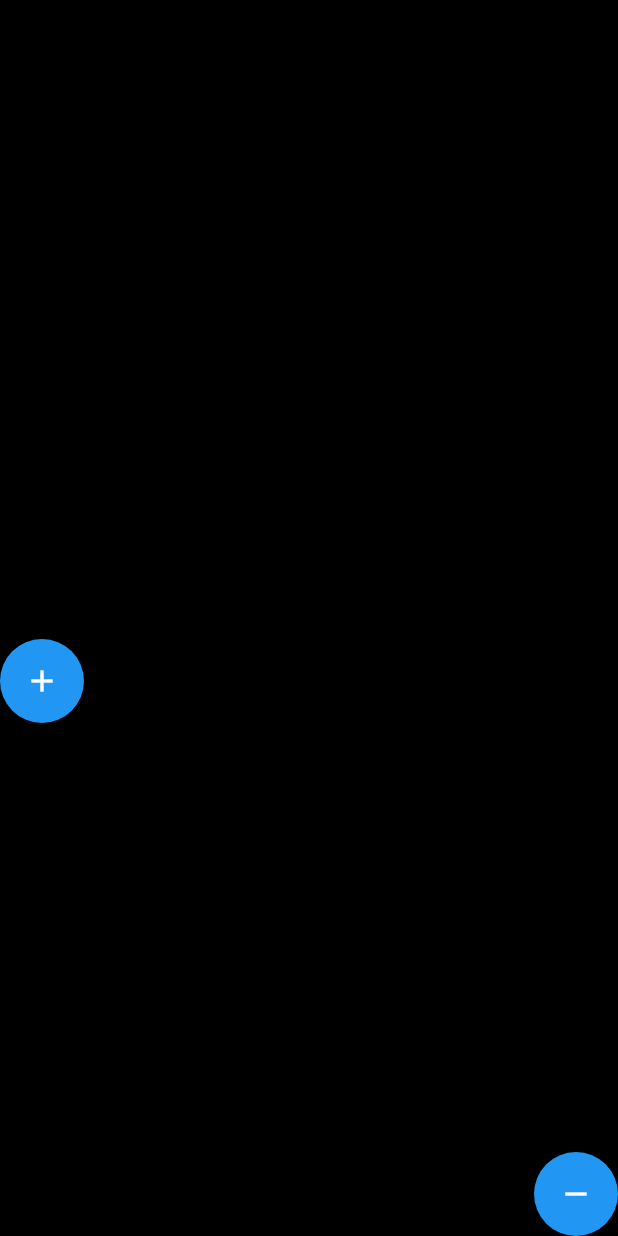
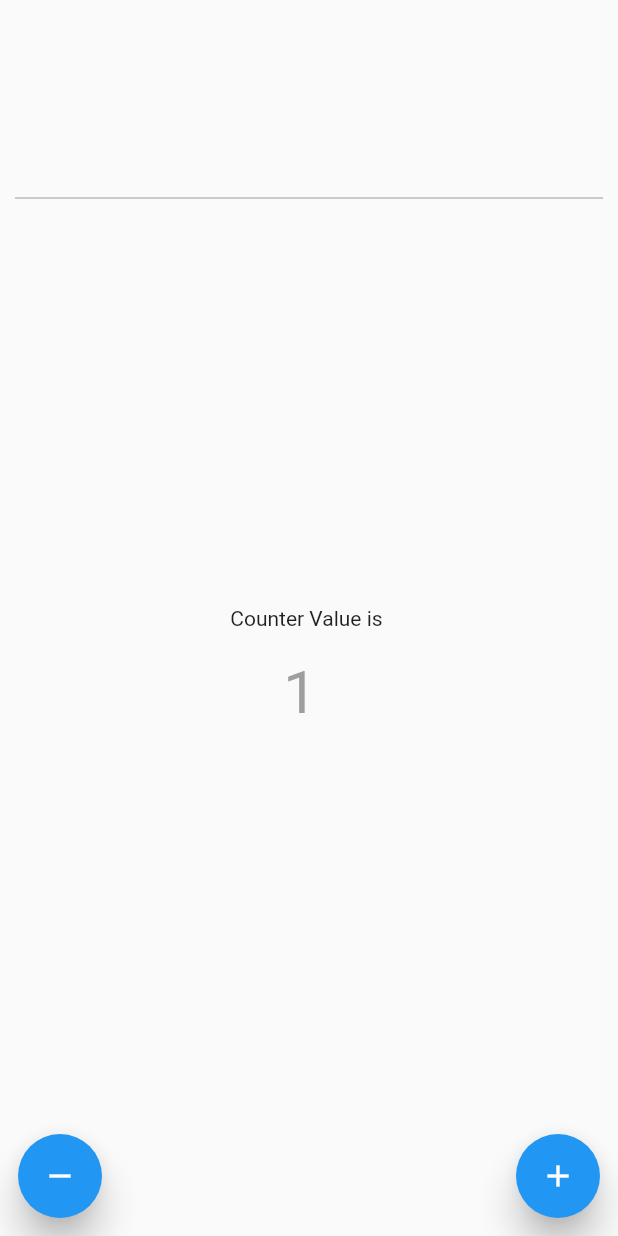
Before and after one commit to INTERNS-LXI-TECHNOLOGIES/Flutter-Workshop, a Flutter app: the screen it shows after launch, on a phone screen of 412 x 824 dp. Run offline on Flutter 3.47's test engine with Material 2 defaults, Android fonts, the phone set to English and light mode, and no system bars.

Commit message:
http://jira.bytatech.com:8080/browse/IN-16799

```diff
--- a/coundown_timer/lib/decrement_counter.dart
+++ /dev/null
@@ -1,33 +0,0 @@
-import 'package:flutter/material.dart';
-
-class DecrementCounter extends StatefulWidget {
-  const DecrementCounter({Key? key}) : super(key: key);
-
-  @override
-  _DecrementCounterState createState() => _DecrementCounterState();
-}
-
-class _DecrementCounterState extends State<DecrementCounter> {
-  int _counter = 2;
-
-  void _decrementCounter() {
-    setState(() {
-      print(_counter);
-      if (_counter < 0) {
-        print(0);
-      } else {
-        _counter = _counter * 2 - _counter;
-      }
-    });
-  }
-
-  @override
-  Widget build(BuildContext context) {
-    return Container(
-      child: FloatingActionButton(
-        onPressed: _decrementCounter,
-        child: Icon(Icons.remove),
-      ),
-    );
-  }
-}
--- a/coundown_timer/lib/increment_counter.dart
+++ /dev/null
@@ -1,30 +0,0 @@
-import 'package:flutter/material.dart';
-
-class IncrementCounter extends StatefulWidget {
-  const IncrementCounter({Key? key}) : super(key: key);
-
-  @override
-  _IncrementCounterState createState() => _IncrementCounterState();
-}
-
-class _IncrementCounterState extends State<IncrementCounter> {
-  int _counter = 2;
-
-  void _incrementCounter(context) {
-    setState(() {
-      print(_counter);
-      _counter = _counter * 2;
-    });
-  }
-
-  @override
-  Widget build(BuildContext context) {
-    return Container(
-      height: 740,
-      child: FloatingActionButton(
-        onPressed: _incrementCounter,
-        child: Icon(Icons.add),
-      ),
-    );
-  }
-}
--- a/coundown_timer/lib/myapp.dart
+++ /dev/null
@@ -1,36 +0,0 @@
-import 'package:coundown_timer/decrement_counter.dart';
-import 'package:coundown_timer/increment_counter.dart';
-import 'package:flutter/material.dart';
-
-class MyApp extends StatelessWidget {
-  @override
-  Widget build(BuildContext context) {
-    return MaterialApp(
-      debugShowCheckedModeBanner: false,
-      title: 'CountDowner',
-      home: Scaffold(
-        body: Stack(
-          children: [
-            // Row(
-            //   children: [
-            Container(
-              alignment: Alignment.bottomRight,
-              child: DecrementCounter(),
-              color: Colors.black,
-            ),
-            SizedBox(
-              width: 240,
-            ),
-            Container(
-              // color: Colors.black,
-              alignment: Alignment.bottomLeft,
-              child: IncrementCounter(),
-            ),
-          ],
-        ),
-        // ],
-      ),
-      // ),
-    );
-  }
-}
```
Also changed, not shown: coundown_timer/lib/main.dart (+112 -2 lines), 1 other file.
